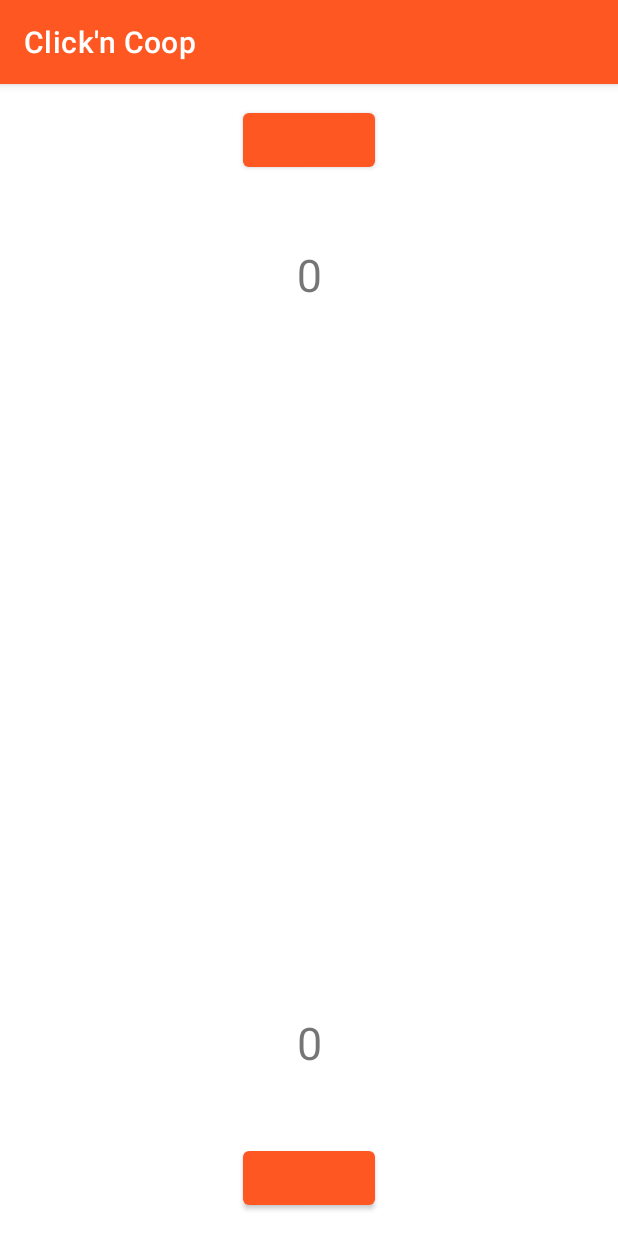
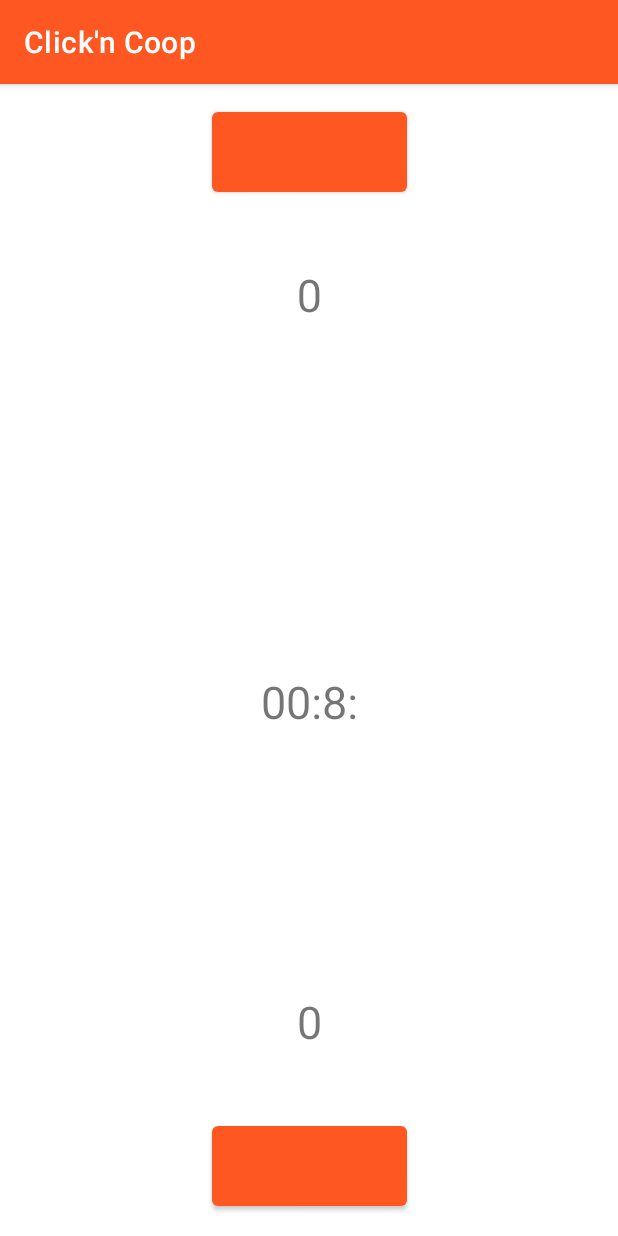
Before and after one commit to Piranoss/Click_n_Coop, an Android app: the MashFragment screen opened through its navigation route, on a phone screen of 412 x 824 dp. Run offline under Robolectric (Android 15) with nearby library versions, the phone set to English and light mode, and no system bars.

Commit message:
Modification du ViewModel, Modification des navigations, Méthode pour accéder à la page des scores après la fin du compte à rebours ainsi que la page associée aux scores.

```diff
--- a/app/src/main/java/com/example/clickncoop/CountViewModel.java
+++ b/app/src/main/java/com/example/clickncoop/CountViewModel.java
@@ -3,5 +3,13 @@ package com.example.clickncoop;
 import androidx.lifecycle.ViewModel;
 
 public class CountViewModel extends ViewModel {
-    // TODO: Implement the ViewModel
+    private int counter;
+
+    public void setCounter(int counter) {
+        this.counter = counter;
+    }
+
+    public int getCounter() {
+        return counter;
+    }
 }
--- a/app/src/main/java/com/example/clickncoop/SecondFragment.java
+++ b/app/src/main/java/com/example/clickncoop/MashFragment.java
@@ -1,6 +1,7 @@
 package com.example.clickncoop;
 
 import android.os.Bundle;
+import android.os.CountDownTimer;
 import android.view.LayoutInflater;
 import android.view.View;
 import android.view.ViewGroup;
@@ -12,13 +13,21 @@ import androidx.fragment.app.Fragment;
 import androidx.lifecycle.ViewModelProvider;
 import androidx.navigation.fragment.NavHostFragment;
 
-public class SecondFragment extends Fragment {
+import java.util.Locale;
+
+public class MashFragment extends Fragment {
 
     private int compteur1 = 0;
     private int compteur2 = 0;
     private TextView texte;
     private TextView texte2;
     private CountViewModel viewModel;
+    private CountDownTimer timer;
+    private TextView chrono1;
+    private Button plus1;
+    private Button plus2;
+    private boolean isClickedP1;
+    private boolean isClickedP2;
 
     @Override
     public View onCreateView(
@@ -26,7 +35,7 @@ public class SecondFragment extends Fragment {
             Bundle savedInstanceState
     ) {
         // Inflate the layout for this fragment
-        return inflater.inflate(R.layout.fragment_second, container, false);
+        return inflater.inflate(R.layout.mash_fragment, container, false);
     }
 
     public void onViewCreated(@NonNull View view, Bundle savedInstanceState) {
@@ -34,37 +43,67 @@ public class SecondFragment extends Fragment {
 
         texte = (TextView) view.findViewById(R.id.Compteur1);
         texte2 = (TextView) view.findViewById(R.id.Compteur2);
+        chrono1 = (TextView) view.findViewById(R.id.Chrono1);
 
         viewModel = new ViewModelProvider(requireActivity()).get(CountViewModel.class);
 
-        //compteur1= viewModel.getCounter();
+        compteur1= viewModel.getCounter();
         texte.setText(String.valueOf(compteur1));
 
-        //compteur2= viewModel.getCounter();
+        compteur2= viewModel.getCounter();
         texte2.setText(String.valueOf(compteur2));
 
+        plus1 = (Button) getView().findViewById(R.id.button_second);
+        plus2 = (Button) getView().findViewById(R.id.button_second2);
+
+        countDownTimer();
         increment();
     }
 
     public void increment(){
-        Button plus1 = (Button) getView().findViewById(R.id.button_second);
         plus1.setOnClickListener(new View.OnClickListener() {
             @Override
             public void onClick(View view) {
                 compteur1+=1;
-                //viewModel.setCounter(compteur1);
+                viewModel.setCounter(compteur1);
                 texte.setText(String.valueOf(compteur1));
             }
         });
 
-        Button plus2 = (Button) getView().findViewById(R.id.button_second2);
         plus2.setOnClickListener(new View.OnClickListener() {
             @Override
             public void onClick(View view) {
                 compteur2+=1;
-                //viewModel.setCounter(compteur2);
+                viewModel.setCounter(compteur2);
                 texte2.setText(String.valueOf(compteur2));
             }
         });
     }
+
+    public void countDownTimer(){
+            timer = new CountDownTimer(10000, 1000) {
+                @Override
+                public void onTick(long millisUntilFinished) {
+                    chrono1.setText("00:"+ String.format(Locale.getDefault(), "%d:", millisUntilFinished / 1000L));
+                }
+
+                @Override
+                public void onFinish() {
+                    chrono1.setText("00:00:00");
+                    score();
+                    NavHostFragment.findNavController(MashFragment.this)
+                            .navigate(R.id.action_SecondFragment_to_scoreFragment);
+                }
+            }.start();
+    }
+
+    public CountDownTimer getTimer() {
+        return timer;
+    }
+
+    public void score(){
+        int point;
+        point = compteur1+compteur2;
+        viewModel.setCounter(point);
+    }
 }
--- a/app/src/main/res/layout/fragment_second.xml
+++ b/app/src/main/res/layout/mash_fragment.xml
@@ -4,7 +4,7 @@
     xmlns:tools="http://schemas.android.com/tools"
     android:layout_width="match_parent"
     android:layout_height="match_parent"
-    tools:context=".SecondFragment">
+    tools:context=".MashFragment">
 
     <TextView
         android:id="@+id/Chrono2"
@@ -21,8 +21,8 @@
 
     <Button
         android:id="@+id/button_second"
-        android:layout_width="wrap_content"
-        android:layout_height="wrap_content"
+        android:layout_width="130dp"
+        android:layout_height="65dp"
         android:text="@string/compte"
         app:backgroundTint="#FF5722"
         app:layout_constraintBottom_toBottomOf="parent"
@@ -33,8 +33,8 @@
 
     <Button
         android:id="@+id/button_second2"
-        android:layout_width="wrap_content"
-        android:layout_height="wrap_content"
+        android:layout_width="130dp"
+        android:layout_height="65dp"
         android:rotation="180"
         android:text="@string/compte"
         app:backgroundTint="#FF5722"
--- a/app/src/main/res/navigation/nav_graph.xml
+++ b/app/src/main/res/navigation/nav_graph.xml
@@ -20,17 +20,36 @@
     </fragment>
     <fragment
         android:id="@+id/SecondFragment"
-        android:name="com.example.clickncoop.SecondFragment"
+        android:name="com.example.clickncoop.MashFragment"
         android:label="@string/second_fragment_label"
-        tools:layout="@layout/fragment_second">
+        tools:layout="@layout/mash_fragment">
 
         <action
             android:id="@+id/action_SecondFragment_to_FirstFragment"
             app:destination="@id/FirstFragment" />
+        <action
+            android:id="@+id/action_SecondFragment_to_scoreFragment"
+            app:destination="@id/scoreFragment" />
     </fragment>
     <fragment
         android:id="@+id/rythmFragment"
         android:name="com.example.clickncoop.RythmFragment"
         android:label="rythm_fragment"
-        tools:layout="@layout/rythm_fragment" />
+        tools:layout="@layout/rythm_fragment" >
+        <action
+            android:id="@+id/action_rythmFragment_to_scoreFragment"
+            app:destination="@id/scoreFragment" />
+    </fragment>
+    <fragment
+        android:id="@+id/scoreFragment"
+        android:name="com.example.clickncoop.ScoreFragment"
+        android:label="fragment_score"
+        tools:layout="@layout/fragment_score" >
+        <action
+            android:id="@+id/action_scoreFragment_to_FirstFragment"
+            app:destination="@id/FirstFragment" />
+        <action
+            android:id="@+id/action_scoreFragment_to_SecondFragment"
+            app:destination="@id/SecondFragment" />
+    </fragment>
 </navigation>
--- a/app/src/main/res/values/strings.xml
+++ b/app/src/main/res/values/strings.xml
@@ -10,4 +10,6 @@
 
     <string name="hello_first_fragment">Hello first fragment</string>
     <string name="hello_second_fragment">Hello second fragment. Arg: %1$s</string>
+    <!-- TODO: Remove or change this placeholder text -->
+    <string name="hello_blank_fragment">Hello blank fragment</string>
 </resources>
```
Also changed, not shown: app/src/main/java/com/example/clickncoop/ScoreFragment.java (added, +72 -0 lines), app/src/main/res/layout/fragment_score.xml (added, +70 -0 lines).
